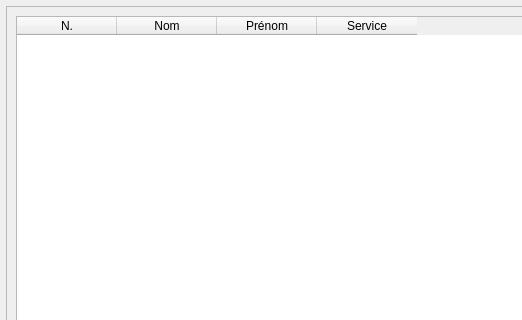
otmanLAHRECHE/g_H2, file ui/main_ui.ui: the form before one commit; both pictures show x 0 to 522 and y 0 to 320 of the 901 by 659 pixel window.
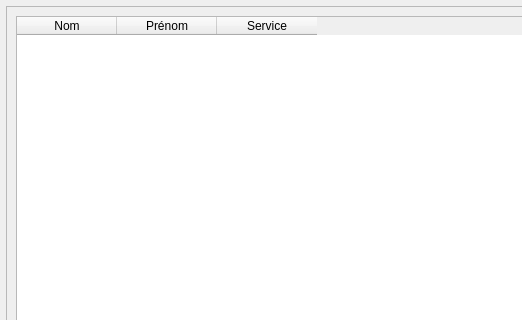
The form after the commit.

Diff of the .ui file:
```diff
--- a/ui/main_ui.ui
+++ b/ui/main_ui.ui
@@ -44,11 +44,9 @@
        </property>
        <item>
         <widget class="QTableWidget" name="tableWidget">
-         <column>
-          <property name="text">
-           <string>N.</string>
-          </property>
-         </column>
+         <property name="editTriggers">
+          <set>QAbstractItemView::NoEditTriggers</set>
+         </property>
          <column>
           <property name="text">
            <string>Nom</string>
```
